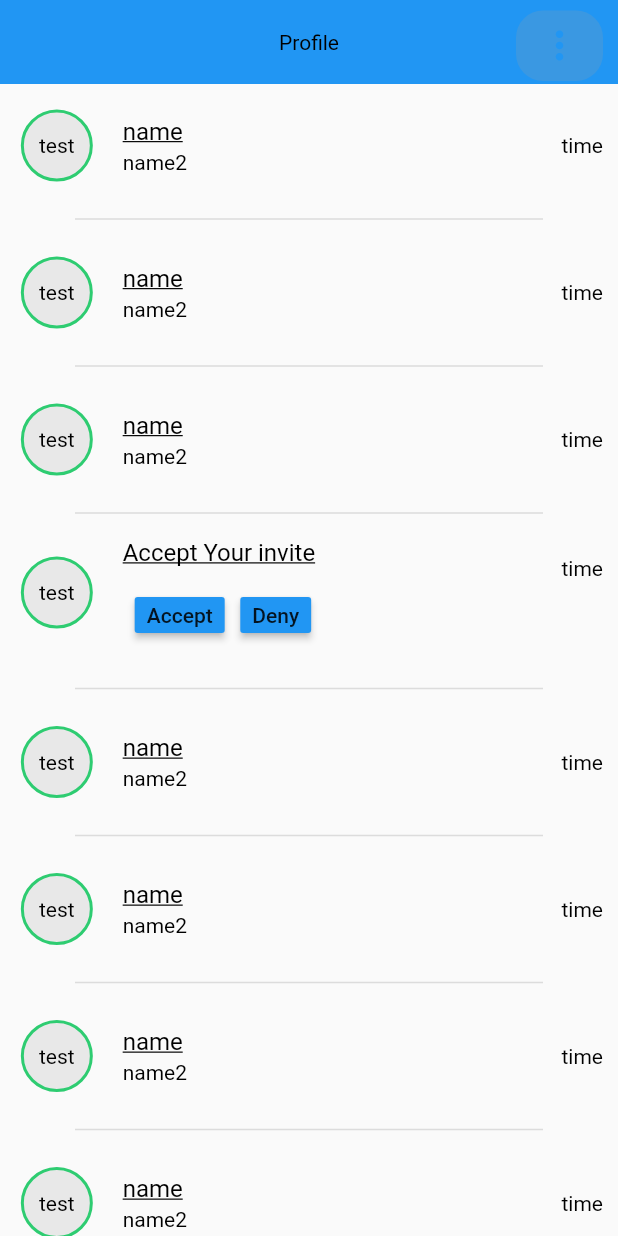
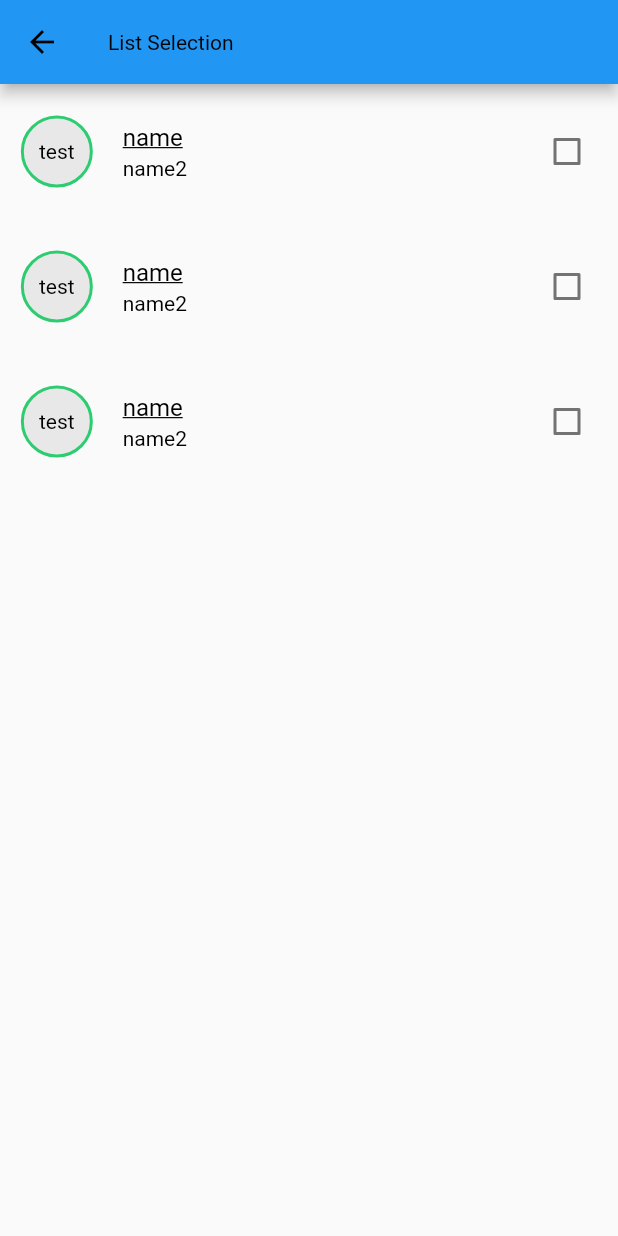
Before and after one commit to tahaTWM/taskSupportorWithDarkTheme, a Flutter app: the Notifications screen opened directly, on a phone screen of 412 x 824 dp. Run offline on Flutter 3.47's test engine with Material 2 defaults, Android fonts, the phone set to English and light mode, and no system bars; our stand-ins replace animated_splash_screen, email_validator, file_picker, get, getwidget, image_picker and 7 more; missing offline and left inert: adaptive_action_sheet, cupertino_radio_choice, flutter_pdfview; accounts and stored records are empty.

Commit message:
Sun 08/15/2021, 10:40:26.87

```diff
--- a/lib/all_tasks/showAllTasks.dart
+++ b/lib/all_tasks/showAllTasks.dart
@@ -193,6 +193,7 @@ class _ShowAllTasksState extends State<ShowAllTasks>
                                           "Create New Task",
                                           widget.workspaceId,
                                           checkIfThereAnyTaskes,
+                                          null,
                                           null,
                                           null,
                                           null,
@@ -557,6 +558,7 @@ class _ShowAllTasksState extends State<ShowAllTasks>
                                       newListReversed[index]["isTaskOwner"],
                                       newListReversed[index]["title"],
                                       newListReversed[index]["content"],
+                                      newListReversed[index]["prority"],
                                     ),
                                   ),
                                 );
--- a/lib/all_tasks/taskHistory.dart
+++ b/lib/all_tasks/taskHistory.dart
@@ -71,8 +71,7 @@ class _TaskHistoryState extends State<TaskHistory>
                     return Column(
                       children: [
                         ListTile(
-                            contentPadding: EdgeInsets.only(
-                                bottom: 5, left: 10, right: 10, top: 5),
+                            contentPadding: EdgeInsets.symmetric(vertical: 5,horizontal: 2),
                             leading: url.contains('null')
                                 ? Container(
                                     padding: EdgeInsets.all(14),
@@ -96,7 +95,6 @@ class _TaskHistoryState extends State<TaskHistory>
                                     padding: EdgeInsets.all(0),
                                     margin: EdgeInsets.all(0),
                                     decoration: BoxDecoration(
-                                      color: Colors.amber,
                                       shape: BoxShape.circle,
                                       image: DecorationImage(
                                         image: NetworkImage(url),
@@ -121,6 +119,7 @@ class _TaskHistoryState extends State<TaskHistory>
                                           _history[index]["new_task_status"]
                                       : "Added Attachment to The task",
                               // overflow: TextOverflow.ellipsis,
+                              // maxLines: 3,
                             ),
                             trailing: Text(timeago.format(DateTime.parse(
                                 _history[index]["actionCreationDate"])))),
--- a/lib/notification/notification.dart
+++ b/lib/notification/notification.dart
@@ -1,5 +1,10 @@
 import 'package:flutter/material.dart';
-import 'package:get/get.dart';
+
+class ListItem<T> {
+  bool isSelected = false; //Selection property to highlight or not
+  T data; //Data of the user
+  ListItem(this.data); //Constructor to assign the data
+}
 
 class Notifications extends StatefulWidget {
   @override
@@ -7,83 +12,56 @@ class Notifications extends StatefulWidget {
 }
 
 class _NotificationsState extends State<Notifications> {
+  List<ListItem<String>> list;
+
+  @override
+  void initState() {
+    super.initState();
+    populateData();
+  }
+
+  void populateData() {
+    list = [];
+    for (int i = 0; i < 3; i++) list.add(ListItem<String>("item $i"));
+  }
+
+  bool value = false;
+
   @override
   Widget build(BuildContext context) {
-    var width = MediaQuery.of(context).size.width;
     return Scaffold(
       appBar: AppBar(
-        // backgroundColor: Color.fromRGBO(250, 250, 250, 2),
-        elevation: 0,
-        title: Text(
-          "Profile",
-          style: TextStyle(
-              //  color: Colors.black,
+        title: Text("List Selection"),
       ),
+      body: ListView.builder(
+        itemCount: list.length,
+        itemBuilder: _getListItemTile,
       ),
-        centerTitle: true,
-        actions: [
-          Container(
-            decoration: BoxDecoration(
-              color: Colors.grey.withOpacity(0.2),
-              borderRadius: BorderRadius.circular(18),
-            ),
-            padding: EdgeInsets.symmetric(horizontal: 5),
-            margin: EdgeInsets.only(right: 10, top: 7, bottom: 2),
-            child: PopupMenuButton(
-              shape: RoundedRectangleBorder(
-                  borderRadius: BorderRadius.all(Radius.circular(15.0))),
-              icon: Icon(
-                Icons.more_vert,
-                size: width > 400 ? 30 : 20,
-                //  color: Colors.blue,
-              ),
-              itemBuilder: (context) => [
-                PopupMenuItem(
-                    value: 1,
-                    child: Text(
-                      "Make it as read",
-                      style: TextStyle(
-                        fontSize: 20,
-                        fontFamily: "RubicB",
-                      ),
-                    )),
-                PopupMenuItem(
-                  value: 2,
-                  child: Text(
-                    "Clear all",
-                    style: TextStyle(
-                      fontSize: 20,
-                      fontFamily: "RubicB",
-                    ),
-                  ),
-                ),
-              ],
-              onSelected: (item) {
-                switch (item) {
-                  case 1:
-                    break;
-                  case 2:
-                    break;
+    );
+  }
+
+  Widget _getListItemTile(BuildContext context, int index) {
+    return GestureDetector(
+      onTap: () {
+        if (list.any((item) => item.isSelected)) {
+          setState(() {
+            list[index].isSelected = !list[index].isSelected;
+          });
         }
       },
-            ),
-          )
-        ],
-        iconTheme: IconThemeData(
-          // color: Colors.blue,
-          size: 28,
-        ),
-      ),
-      body: Container(
-          child: ListView.builder(
-        itemCount: 20,
-        itemBuilder: (BuildContext context, int index) {
-          return index != 3
-              ? Column(
-                  children: [
-                    ListTile(
-                        contentPadding: EdgeInsets.only(
-                            bottom: 5, left: 10, right: 10, top: 5),
+      onLongPress: () {
+        setState(() {
+          list[index].isSelected = true;
+        });
+      },
+      child: Container(
+        margin: EdgeInsets.symmetric(vertical: 4),
+        color: list[index].isSelected
+            ? Colors.grey[100].withOpacity(0.1)
+            : Colors.transparent,
+        child: ListTile(
+          contentPadding:
+              EdgeInsets.only(bottom: 5, left: 10, right: 10, top: 5),
           leading: Container(
             padding: EdgeInsets.all(14),
             decoration: BoxDecoration(
@@ -107,87 +85,206 @@ class _NotificationsState extends State<Notifications> {
             "name2",
             overflow: TextOverflow.ellipsis,
           ),
-                        trailing: Text("time")),
-                    Divider(
-                      //  color:Colors.black,
-                      thickness: 1,
-                      indent: 50,
-                      endIndent: 50,
-                    )
-                  ],
-                )
-              : Column(
-                  children: [
-                    ListTile(
-                        contentPadding: EdgeInsets.only(
-                            bottom: 5, left: 10, right: 10, top: 5),
-                        leading: Container(
-                          padding: EdgeInsets.all(14),
-                          decoration: BoxDecoration(
-                            border: Border.all(
-                              width: 2,
-                              color: Color.fromRGBO(46, 204, 113, 1),
-                            ),
-                            color: Colors.grey.withOpacity(0.2),
-                            shape: BoxShape.circle,
-                          ),
-                          child: Text("test"),
-                        ),
-                        title: Text(
-                          "Accept Your invite",
-                          overflow: TextOverflow.ellipsis,
-                          style: TextStyle(
-                            decoration: TextDecoration.underline,
+          trailing: Checkbox(
+            value: list[index].isSelected,
+            onChanged: (bool _value) {},
           ),
         ),
-                        subtitle: Padding(
-                          padding: const EdgeInsets.all(8.0),
-                          child: Row(
-                            children: [
-                              ButtonTheme(
-                                padding: EdgeInsets.symmetric(
-                                    vertical: 4.0, horizontal: 8.0),
-                                //adds padding inside the button
-                                materialTapTargetSize:
-                                    MaterialTapTargetSize.shrinkWrap,
-                                //limits the touch area to the button area
-                                minWidth: 0,
-                                //wraps child's width
-                                height: 0,
-                                //wraps child's height
-                                child: RaisedButton(
-                                    onPressed: () {},
-                                    child: Text('Accept')), //your original button
       ),
-                              SizedBox(width: 10),
-                              ButtonTheme(
-                                padding: EdgeInsets.symmetric(
-                                    vertical: 4.0, horizontal: 8.0),
-                                //adds padding inside the button
-                                materialTapTargetSize:
-                                    MaterialTapTargetSize.shrinkWrap,
-                                //limits the touch area to the button area
-                                minWidth: 0,
-                                //wraps child's width
-                                height: 0,
-                                //wraps child's height
-                                child: RaisedButton(
-                                    onPressed: () {},
-                                    child: Text('Deny')), //your original button
-                              ),
-                            ],
-                          ),
-                        ),trailing: Text("time")),
-                    Divider(
-                      //  color:Colors.black,
-                      thickness: 1,
-                      indent: 50,
-                      endIndent: 50,
-                    )
-                  ],
-                );
-        },
-      )),
     );
   }
 }
+
+// import 'package:flutter/material.dart';
+// import 'package:get/get.dart';
+//
+// class Notifications extends StatefulWidget {
+//   @override
+//   _NotificationsState createState() => _NotificationsState();
+// }
+//
+// class _NotificationsState extends State<Notifications> {
+//   @override
+//   Widget build(BuildContext context) {
+//     var width = MediaQuery.of(context).size.width;
+//     return Scaffold(
+//       appBar: AppBar(
+//         // backgroundColor: Color.fromRGBO(250, 250, 250, 2),
+//         elevation: 0,
+//         title: Text(
+//           "Profile",
+//           style: TextStyle(
+//               //  color: Colors.black,
+//               ),
+//         ),
+//         centerTitle: true,
+//         actions: [
+//           Container(
+//             decoration: BoxDecoration(
+//               color: Colors.grey.withOpacity(0.2),
+//               borderRadius: BorderRadius.circular(18),
+//             ),
+//             padding: EdgeInsets.symmetric(horizontal: 5),
+//             margin: EdgeInsets.only(right: 10, top: 7, bottom: 2),
+//             child: PopupMenuButton(
+//               shape: RoundedRectangleBorder(
+//                   borderRadius: BorderRadius.all(Radius.circular(15.0))),
+//               icon: Icon(
+//                 Icons.more_vert,
+//                 size: width > 400 ? 30 : 20,
+//                 //  color: Colors.blue,
+//               ),
+//               itemBuilder: (context) => [
+//                 PopupMenuItem(
+//                     value: 1,
+//                     child: Text(
+//                       "Make it as read",
+//                       style: TextStyle(
+//                         fontSize: 20,
+//                         fontFamily: "RubicB",
+//                       ),
+//                     )),
+//                 PopupMenuItem(
+//                   value: 2,
+//                   child: Text(
+//                     "Clear all",
+//                     style: TextStyle(
+//                       fontSize: 20,
+//                       fontFamily: "RubicB",
+//                     ),
+//                   ),
+//                 ),
+//               ],
+//               onSelected: (item) {
+//                 switch (item) {
+//                   case 1:
+//                     break;
+//                   case 2:
+//                     break;
+//                 }
+//               },
+//             ),
+//           )
+//         ],
+//         iconTheme: IconThemeData(
+//           // color: Colors.blue,
+//           size: 28,
+//         ),
+//       ),
+//       body: Container(
+//           child: ListView.builder(
+//         itemCount: 20,
+//         itemBuilder: (BuildContext context, int index) {
+//           return index != 3
+//               ? Column(
+//                   children: [
+//                     ListTile(
+//                         contentPadding: EdgeInsets.only(
+//                             bottom: 5, left: 10, right: 10, top: 5),
+//                         leading: Container(
+//                           padding: EdgeInsets.all(14),
+//                           decoration: BoxDecoration(
+//                             border: Border.all(
+//                               width: 2,
+//                               color: Color.fromRGBO(46, 204, 113, 1),
+//                             ),
+//                             color: Colors.grey.withOpacity(0.2),
+//                             shape: BoxShape.circle,
+//                           ),
+//                           child: Text("test"),
+//                         ),
+//                         title: Text(
+//                           "name",
+//                           overflow: TextOverflow.ellipsis,
+//                           style: TextStyle(
+//                             decoration: TextDecoration.underline,
+//                           ),
+//                         ),
+//                         subtitle: Text(
+//                           "name2",
+//                           overflow: TextOverflow.ellipsis,
+//                         ),
+//                         trailing: Text("time")),
+//                     Divider(
+//                       //  color:Colors.black,
+//                       thickness: 1,
+//                       indent: 50,
+//                       endIndent: 50,
+//                     )
+//                   ],
+//                 )
+//               : Column(
+//                   children: [
+//                     ListTile(
+//                         contentPadding: EdgeInsets.only(
+//                             bottom: 5, left: 10, right: 10, top: 5),
+//                         leading: Container(
+//                           padding: EdgeInsets.all(14),
+//                           decoration: BoxDecoration(
+//                             border: Border.all(
+//                               width: 2,
+//                               color: Color.fromRGBO(46, 204, 113, 1),
+//                             ),
+//                             color: Colors.grey.withOpacity(0.2),
+//                             shape: BoxShape.circle,
+//                           ),
+//                           child: Text("test"),
+//                         ),
+//                         title: Text(
+//                           "Accept Your invite",
+//                           overflow: TextOverflow.ellipsis,
+//                           style: TextStyle(
+//                             decoration: TextDecoration.underline,
+//                           ),
+//                         ),
+//                         subtitle: Padding(
+//                           padding: const EdgeInsets.all(8.0),
+//                           child: Row(
+//                             children: [
+//                               ButtonTheme(
+//                                 padding: EdgeInsets.symmetric(
+//                                     vertical: 4.0, horizontal: 8.0),
+//                                 //adds padding inside the button
+//                                 materialTapTargetSize:
+//                                     MaterialTapTargetSize.shrinkWrap,
+//                                 //limits the touch area to the button area
+//                                 minWidth: 0,
+//                                 //wraps child's width
+//                                 height: 0,
+//                                 //wraps child's height
+//                                 child: RaisedButton(
+//                                     onPressed: () {},
+//                                     child: Text('Accept')), //your original button
+//                               ),
+//                               SizedBox(width: 10),
+//                               ButtonTheme(
+//                                 padding: EdgeInsets.symmetric(
+//                                     vertical: 4.0, horizontal: 8.0),
+//                                 //adds padding inside the button
+//                                 materialTapTargetSize:
+//                                     MaterialTapTargetSize.shrinkWrap,
+//                                 //limits the touch area to the button area
+//                                 minWidth: 0,
+//                                 //wraps child's width
+//                                 height: 0,
+//                                 //wraps child's height
+//                                 child: RaisedButton(
+//                                     onPressed: () {},
+//                                     child: Text('Deny')), //your original button
+//                               ),
+//                             ],
+//                           ),
+//                         ),trailing: Text("time")),
+//                     Divider(
+//                       //  color:Colors.black,
+//                       thickness: 1,
+//                       indent: 50,
+//                       endIndent: 50,
+//                     )
+//                   ],
+//                 );
+//         },
+//       )),
+//     );
+//   }
+// }
```
Also changed, not shown: lib/canlendar/craeteNewTask.dart (+12 -2 lines), lib/main.dart (+13 -21 lines). Lines whose indentation alone changed are shown as unchanged.
